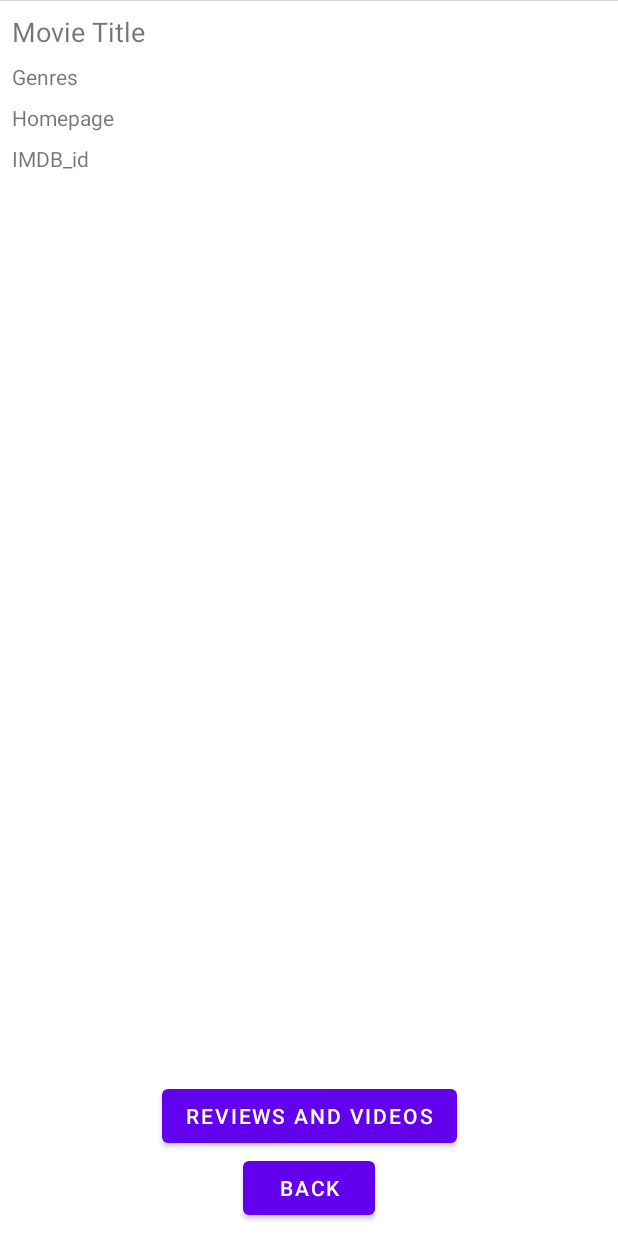
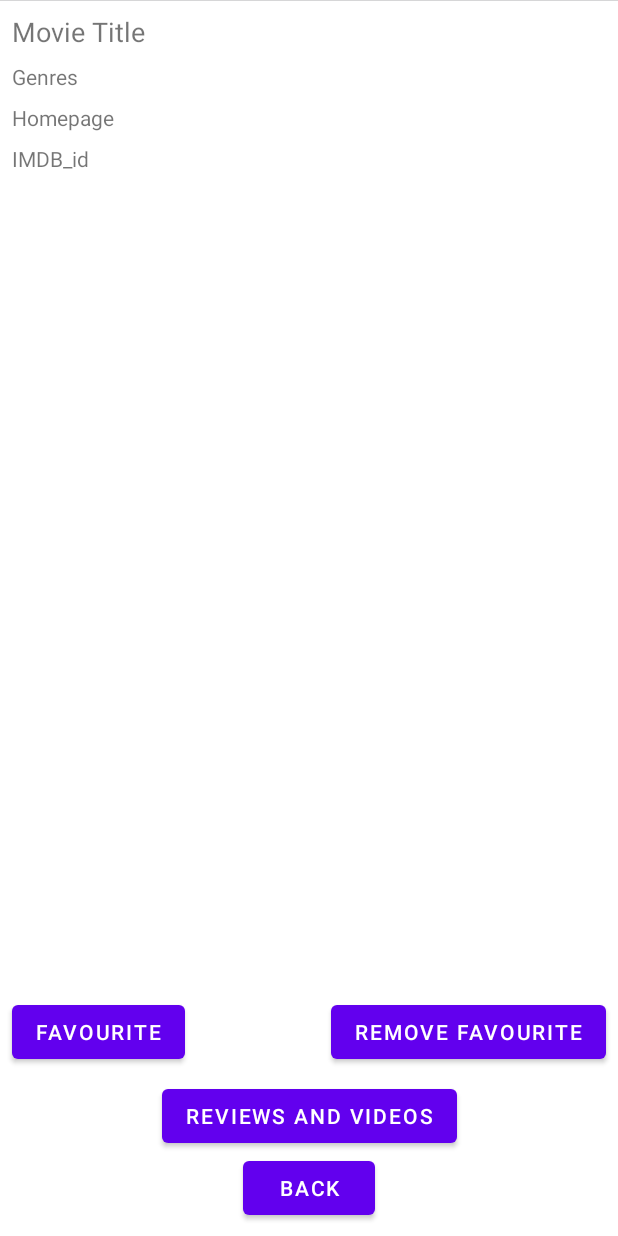
Before and after one commit to olihgb-7/M7019E_MovieDBApp, an Android app: the layout fragment_movie_detail.xml on its own in the app's theme, with its tools: preview values and no code run, on a phone screen of 412 x 824 dp. Run offline under Robolectric (Android 15) with nearby library versions, the phone set to English and light mode, and no system bars.

Commit message:
Lecture 7
Lecture 7

```diff
--- a/app/src/main/res/layout/fragment_movie_detail.xml
+++ b/app/src/main/res/layout/fragment_movie_detail.xml
@@ -4,12 +4,16 @@
     xmlns:tools="http://schemas.android.com/tools">
 
     <data>
+        <import type="android.view.View"/>
         <variable
             name="movie"
             type="com.ltu.m7019e.m7019e_moviedbapp.model.Movie" />
         <variable
             name="movieDetail"
             type="com.ltu.m7019e.m7019e_moviedbapp.model.MovieDetail" />
+        <variable
+            name="viewmodel"
+            type="com.ltu.m7019e.m7019e_moviedbapp.viewmodel.MovieDetailViewModel" />
     </data>
 
     <androidx.constraintlayout.widget.ConstraintLayout
@@ -25,7 +29,8 @@
             app:layout_constraintEnd_toEndOf="parent"
             app:layout_constraintStart_toStartOf="parent"
             app:layout_constraintTop_toTopOf="parent"
-            tools:src="@tools:sample/avatars" />
+            tools:src="@tools:sample/avatars"
+            android:contentDescription="Shows movie backdrop" />
 
         <TextView
             android:id="@+id/movie_detail_title"
@@ -86,5 +91,29 @@
             app:layout_constraintEnd_toEndOf="parent"
             app:layout_constraintStart_toStartOf="parent" />
 
+        <Button
+            android:id="@+id/save_to_database"
+            android:layout_width="wrap_content"
+            android:layout_height="wrap_content"
+            android:layout_marginStart="8dp"
+            android:layout_marginBottom="8dp"
+            android:onClick="@{() -> viewmodel.onSaveMovieButtonClicked(movie)}"
+            android:visibility="@{viewmodel.isFavourite() ? View.GONE : View.VISIBLE}"
+            android:text="@string/favourite"
+            app:layout_constraintBottom_toTopOf="@+id/next_to_third_fragment"
+            app:layout_constraintStart_toStartOf="parent" />
+
+        <Button
+            android:id="@+id/remove_from_database"
+            android:layout_width="wrap_content"
+            android:layout_height="wrap_content"
+            android:layout_marginEnd="8dp"
+            android:layout_marginBottom="8dp"
+            android:onClick="@{() -> viewmodel.onRemoveMovieButtonClicked(movie)}"
+            android:visibility="@{viewmodel.isFavourite() ? View.VISIBLE : View.GONE}"
+            android:text="@string/remove_favourite"
+            app:layout_constraintBottom_toTopOf="@+id/next_to_third_fragment"
+            app:layout_constraintEnd_toEndOf="parent" />
+
     </androidx.constraintlayout.widget.ConstraintLayout>
 </layout>
--- a/app/src/main/res/values/strings.xml
+++ b/app/src/main/res/values/strings.xml
@@ -12,5 +12,7 @@
     <string name="movies_are_being_loaded">Movies Are being loaded</string>
     <string name="movie_review_label">Movie Reviews</string>
     <string name="movie_trailers_label">Movie trailers</string>
+    <string name="favourite">Favourite</string>
+    <string name="remove_favourite">Remove favourite</string>
 
 </resources>
```
Also changed, not shown: app/src/main/java/com/ltu/m7019e/m7019e_moviedbapp/MovieDetailFragment.kt (+13 -2 lines), app/src/main/java/com/ltu/m7019e/m7019e_moviedbapp/MovieListFragment.kt (+14 -0 lines), app/src/main/java/com/ltu/m7019e/m7019e_moviedbapp/viewmodel/MovieDetailViewModel.kt (+30 -1 lines), app/src/main/java/com/ltu/m7019e/m7019e_moviedbapp/viewmodel/MovieDetailViewModelFactory.kt (+7 -2 lines).
